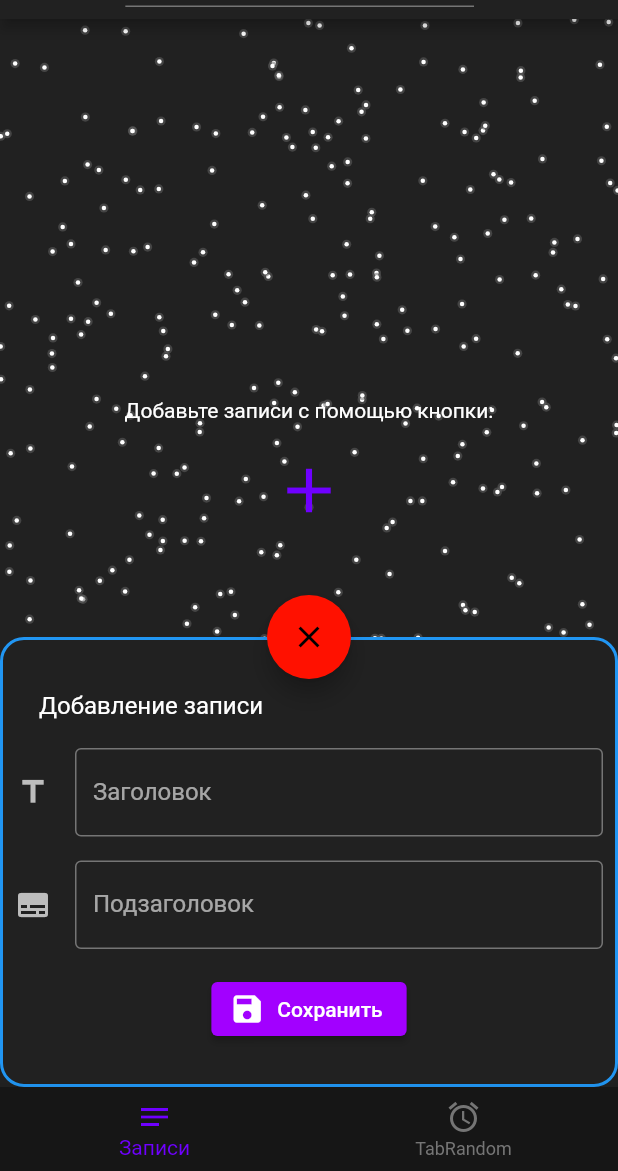
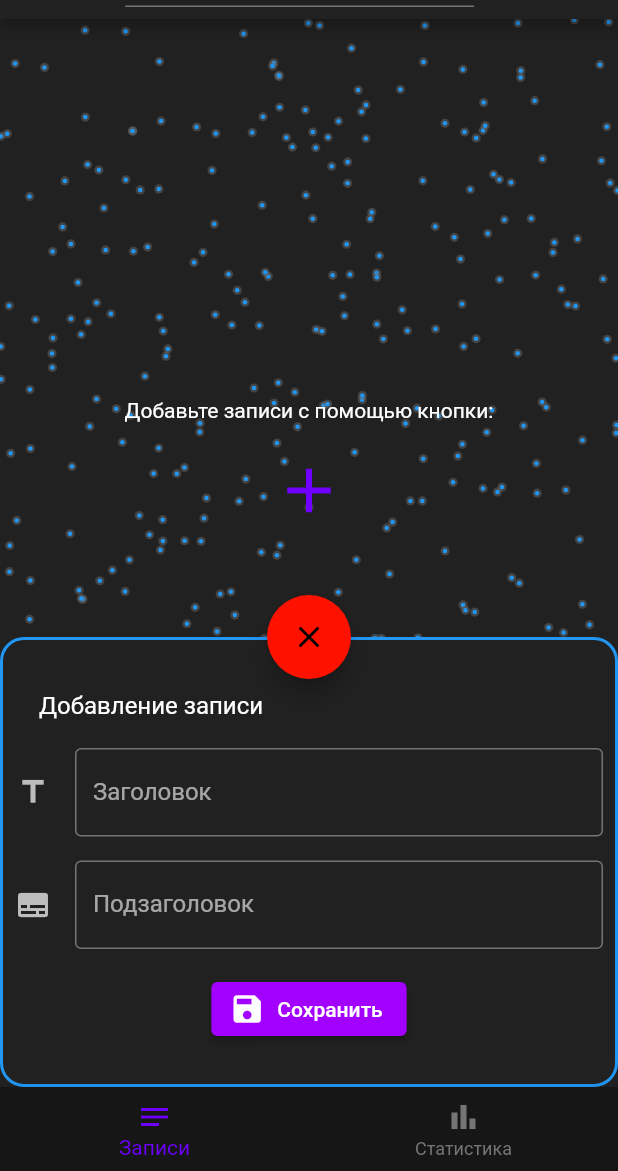
Before and after one commit to AntonPrNone/RecordsPlus, a Flutter app: the HomePage screen opened by its route, after a tap on the "add" icon, on a phone screen of 412 x 824 dp, the part 65-1236 px from its top. Run offline on Flutter 3.47's test engine with Material 2 defaults, Android fonts, the phone set to English and light mode, and no system bars; drawn by our look-alikes of animated_text_kit; our stand-ins replace cloud_firestore, firebase_auth, firebase_core, fluttertoast; accounts and stored records are empty.

Commit message:
Откат провайдеров, косметические улучшения и создания страницы статистики

```diff
--- a/lib/Screens/HomePage.dart
+++ b/lib/Screens/HomePage.dart
@@ -3,6 +3,7 @@ import 'dart:math';
 import 'package:flutter/material.dart';
 import 'package:animated_text_kit/animated_text_kit.dart';
 import 'package:intl/intl.dart';
+import 'package:records_plus/Screens/StatisticPage.dart';
 import '../RandomPointsPainter.dart';
 import 'AuthPage.dart';
 import '/Services/AuthService.dart';
@@ -78,7 +79,7 @@ class HomePageState extends State<HomePage>
       backgroundColor: Colors.grey[900],
       body: Stack(children: [
         RandomPointsPainter(
-          color: Colors.white,
+          color: Colors.blue,
         ),
         PageView(
           controller: _pageController,
@@ -148,7 +149,7 @@ class HomePageState extends State<HomePage>
                           child: Icon(Icons.delete, color: Colors.white),
                         ),
                         child: Card(
-                          color: Color.fromARGB(255, 30, 30, 30),
+                          color: Color.fromARGB(255, 26, 26, 26),
                           margin: const EdgeInsets.all(10.0),
                           shape: RoundedRectangleBorder(
                             borderRadius: BorderRadius.circular(10.0),
@@ -161,7 +162,7 @@ class HomePageState extends State<HomePage>
                             leading: CircleAvatar(
                               backgroundColor: Colors.grey[800],
                               child: Text(
-                                (index + 1).toString(),
+                                '#${index + 1}',
                                 style: TextStyle(
                                     color: Colors.lightBlue,
                                     fontWeight: FontWeight.bold),
@@ -244,33 +245,7 @@ class HomePageState extends State<HomePage>
                       );
                     },
                   ),
-            Container(
-              padding: EdgeInsets.all(10.0),
-              child: GridView.count(
-                crossAxisCount: 4,
-                children: List.generate(_apps.length, (index) {
-                  Color color =
-                      Color((Random().nextDouble() * 0xFFFFFF).toInt())
-                          .withOpacity(1.0);
-                  return Center(
-                    child: Column(
-                      mainAxisSize: MainAxisSize.min,
-                      children: [
-                        Icon(
-                          _apps[index].icon,
-                          color: color,
-                        ),
-                        SizedBox(height: 3),
-                        Text(
-                          _apps[index].name,
-                          style: TextStyle(color: color),
-                        ),
-                      ],
-                    ),
-                  );
-                }),
-              ),
-            ),
+            StatisticPage()
           ],
           onPageChanged: (int index) {
             setState(() {
@@ -328,7 +303,7 @@ class HomePageState extends State<HomePage>
             child: Container(
               margin: EdgeInsets.only(left: 20, right: 10),
               child: Text(
-                'Home',
+                _currentTabIndex == 0 ? 'Home' : 'Stats ',
                 style: TextStyle(fontSize: 20, fontWeight: FontWeight.bold),
               ),
             ),
@@ -439,7 +414,7 @@ class HomePageState extends State<HomePage>
     // Нижняя панель-меню
     const BottomNavigationBarItem(
         icon: Icon(Icons.notes_outlined), label: 'Записи'),
-    const BottomNavigationBarItem(icon: Icon(Icons.alarm), label: 'TabRandom'),
+    const BottomNavigationBarItem(icon: Icon(Icons.bar_chart), label: 'Статистика'),
   ];
 
   Future<void> loadTitlesAndSubtitles() async {
--- /dev/null
+++ b/lib/Screens/StatisticPage.dart
@@ -0,0 +1,261 @@
+// ignore_for_file: use_key_in_widget_constructors, prefer_const_constructors_in_immutables, prefer_const_constructors, file_names, prefer_const_literals_to_create_immutables
+
+import 'package:cloud_firestore/cloud_firestore.dart';
+import 'package:firebase_auth/firebase_auth.dart';
+import 'package:flutter/material.dart';
+import 'package:intl/intl.dart';
+import 'package:records_plus/Services/UserService.dart';
+
+class StatisticPage extends StatelessWidget {
+  @override
+  Widget build(BuildContext context) {
+    return Padding(
+      padding: const EdgeInsets.all(16.0),
+      child: Column(
+        crossAxisAlignment: CrossAxisAlignment.start,
+        children: [
+          Text(
+            'Email пользователя: ${FirebaseAuth.instance.currentUser!.email}', // Отображение email пользователя
+            style: TextStyle(
+              fontWeight: FontWeight.bold,
+              fontSize: 18,
+              color: Colors.white,
+            ),
+          ),
+          const SizedBox(height: 10),
+          Text(
+            'Дата регистрации: ${FirebaseAuth.instance.currentUser?.metadata.creationTime != null ? DateFormat('yyyy-MM-dd HH:mm:ss').format(FirebaseAuth.instance.currentUser!.metadata.creationTime!.toLocal()) : "Неизвестно"}', // Отображение даты регистрации
+            style: TextStyle(
+              fontWeight: FontWeight.bold,
+              fontSize: 18,
+              color: Colors.white,
+            ),
+          ),
+          const SizedBox(height: 20),
+          // Количество записей
+          FutureBuilder<int>(
+            future: UserService().getRecordCount(),
+            builder: (context, snapshot) {
+              if (snapshot.connectionState == ConnectionState.waiting) {
+                return const CircularProgressIndicator();
+              } else if (snapshot.hasError) {
+                return Text(
+                  'Ошибка: ${snapshot.error}',
+                  style: TextStyle(fontSize: 18, color: Colors.white),
+                );
+              } else {
+                final recordCount = snapshot.data ?? 0;
+                return StatisticWidget(
+                  title: 'Количество записей:',
+                  value: recordCount.toString(),
+                );
+              }
+            },
+          ),
+          const SizedBox(height: 20),
+
+          // Средняя длина заголовка
+          FutureBuilder<double>(
+            future: UserService().getAverageTitleLength(),
+            builder: (context, snapshot) {
+              if (snapshot.connectionState == ConnectionState.waiting) {
+                return const CircularProgressIndicator();
+              } else if (snapshot.hasError) {
+                return Text(
+                  'Ошибка: ${snapshot.error}',
+                  style: TextStyle(fontSize: 18, color: Colors.white),
+                );
+              } else {
+                final averageTitleLength = snapshot.data ?? 0.0;
+                return StatisticWidget(
+                  title: 'Средняя длина заголовка:',
+                  value: averageTitleLength.toStringAsFixed(2),
+                );
+              }
+            },
+          ),
+          const SizedBox(height: 20),
+
+          // Средняя длина подзаголовка
+          FutureBuilder<double>(
+            future: UserService().getAverageSubtitleLength(),
+            builder: (context, snapshot) {
+              if (snapshot.connectionState == ConnectionState.waiting) {
+                return const CircularProgressIndicator();
+              } else if (snapshot.hasError) {
+                return Text(
+                  'Ошибка: ${snapshot.error}',
+                  style: TextStyle(fontSize: 18, color: Colors.white),
+                );
+              } else {
+                final averageSubtitleLength = snapshot.data ?? 0.0;
+                return StatisticWidget(
+                  title: 'Средняя длина подзаголовка:',
+                  value: averageSubtitleLength.toStringAsFixed(2),
+                );
+              }
+            },
+          ),
+          const SizedBox(height: 20),
+
+          // Часто используемые ключевые слова
+          FutureBuilder<Map<String, int>>(
+            future: UserService().getKeywordCounts(),
+            builder: (context, snapshot) {
+              if (snapshot.connectionState == ConnectionState.waiting) {
+                return CircularProgressIndicator();
+              } else if (snapshot.hasError) {
+                return Text(
+                  'Ошибка: ${snapshot.error}',
+                  style: TextStyle(fontSize: 18, color: Colors.white),
+                );
+              } else {
+                final keywordCountMap = snapshot.data ?? {};
+                final frequentKeywords = keywordCountMap.keys.toList();
+                frequentKeywords.sort((a, b) =>
+                    keywordCountMap[b]!.compareTo(keywordCountMap[a]!));
+                if (frequentKeywords.isNotEmpty) {
+                  return StatisticListWidget(
+                    title: 'Часто используемые ключевые слова:',
+                    keywords: frequentKeywords,
+                    keywordCountMap: keywordCountMap,
+                  );
+                } else {
+                  return const Text('Нет данных',
+                      style: TextStyle(fontSize: 18, color: Colors.white));
+                }
+              }
+            },
+          ),
+        ],
+      ),
+    );
+  }
+}
+
+class StatisticWidget extends StatelessWidget {
+  final String title;
+  final String value;
+
+  StatisticWidget({required this.title, required this.value});
+
+  @override
+  Widget build(BuildContext context) {
+    return Column(
+      crossAxisAlignment: CrossAxisAlignment.start,
+      children: [
+        Text(
+          title,
+          style: TextStyle(
+            fontSize: 18,
+            fontWeight: FontWeight.bold,
+            color: Colors.green,
+            shadows: <Shadow>[
+              Shadow(
+                color: Colors.black,
+                blurRadius: 3,
+                offset: Offset(2, 2),
+              ),
+            ],
+          ),
+        ),
+        Text(
+          value,
+          style: TextStyle(
+            fontSize: 24,
+            color: Colors.white,
+            shadows: <Shadow>[
+              Shadow(
+                color: Colors.black,
+                blurRadius: 3,
+                offset: Offset(2, 2),
+              ),
+            ],
+          ),
+        ),
+      ],
+    );
+  }
+}
+
+class StatisticListWidget extends StatelessWidget {
+  final String title;
+  final List<String> keywords;
+  final Map<String, int> keywordCountMap;
+
+  StatisticListWidget(
+      {required this.title,
+      required this.keywords,
+      required this.keywordCountMap});
+
+  @override
+  Widget build(BuildContext context) {
+    return Column(
+      crossAxisAlignment: CrossAxisAlignment.start,
+      children: [
+        Text(
+          title,
+          style: TextStyle(
+            fontSize: 18,
+            fontWeight: FontWeight.bold,
+            color: Colors.green,
+            shadows: <Shadow>[
+              Shadow(
+                color: Colors.black,
+                blurRadius: 3,
+                offset: Offset(2, 2),
+              ),
+            ],
+          ),
+        ),
+        SizedBox(height: 8),
+        if (keywords.isNotEmpty)
+          Column(
+            crossAxisAlignment: CrossAxisAlignment.start,
+            children: keywords.map((keyword) {
+              final count = keywordCountMap[keyword] ?? 0;
+
+              // Разделяем текст на две части: слово и число
+              final parts = keyword.split(' ');
+              final word = parts[0]; // Слово
+              final rest =
+                  parts.sublist(1).join(' '); // Остальной текст (число)
+
+              return Row(
+                children: [
+                  Text(
+                    word,
+                    style: TextStyle(
+                      fontSize: 16,
+                      color: Colors.redAccent,
+                      shadows: <Shadow>[
+                        Shadow(
+                          color: Colors.black,
+                          blurRadius: 3,
+                          offset: Offset(2, 2),
+                        ),
+                      ],
+                    ),
+                  ),
+                  Text(
+                    ' $rest ($count)',
+                    style: TextStyle(
+                      fontSize: 16,
+                      color: Colors.grey,
+                      shadows: <Shadow>[
+                        Shadow(
+                          color: Colors.black,
+                          blurRadius: 3,
+                          offset: Offset(2, 2),
+                        ),
+                      ],
+                    ),
+                  ),
+                ],
+              );
+            }).toList(),
+          ),
+      ],
+    );
+  }
+}
--- a/lib/Services/UserService.dart
+++ b/lib/Services/UserService.dart
@@ -51,4 +51,94 @@ class UserService {
         .doc(recordId)
         .delete();
   }
+
+  Future<int> getRecordCount() async {
+    // Возвращает количество записей пользователя
+    List<DocumentSnapshot> records = await getAllRecords();
+    return records.length;
+  }
+
+  Future<double> getAverageTitleLength() async {
+    // Возвращает среднюю длину заголовков записей пользователя
+    List<DocumentSnapshot> records = await getAllRecords();
+    if (records.isEmpty) {
+      return 0.0;
+    }
+
+    double totalTitleLength = 0;
+    for (DocumentSnapshot record in records) {
+      String title = record['Title'] ?? '';
+      totalTitleLength += title.length;
+    }
+
+    return totalTitleLength / records.length;
+  }
+
+  Future<double> getAverageSubtitleLength() async {
+    // Возвращает среднюю длину подзаголовков записей пользователя
+    List<DocumentSnapshot> records = await getAllRecords();
+    if (records.isEmpty) {
+      return 0.0;
+    }
+
+    double totalSubtitleLength = 0;
+    for (DocumentSnapshot record in records) {
+      String subtitle = record['Subtitle'] ?? '';
+      totalSubtitleLength += subtitle.length;
+    }
+
+    return totalSubtitleLength / records.length;
+  }
+
+  Future<List<String>> getFrequentKeywords() async {
+    // Возвращает наиболее часто используемые ключевые слова из заголовков и подзаголовков
+    List<DocumentSnapshot> records = await getAllRecords();
+    Map<String, int> keywordCountMap = {};
+
+    for (DocumentSnapshot record in records) {
+      // Рассматриваем как заголовок, так и подзаголовок
+      String title = record['Title'] ?? '';
+      String subtitle = record['Subtitle'] ?? '';
+
+      // Объединяем заголовок и подзаголовок
+      String combinedText = '$title $subtitle';
+
+      // Разделяем объединенный текст на слова
+      List<String> keywords = combinedText.split(' ');
+
+      for (String keyword in keywords) {
+        keywordCountMap[keyword] = (keywordCountMap[keyword] ?? 0) + 1;
+      }
+    }
+
+    // Сортируем ключевые слова по частоте использования
+    List<String> frequentKeywords = keywordCountMap.keys.toList();
+    frequentKeywords
+        .sort((a, b) => keywordCountMap[b]!.compareTo(keywordCountMap[a]!));
+
+    // Ограничиваем список наиболее часто используемых ключевых слов, например, 10 словами
+    if (frequentKeywords.length > 10) {
+      frequentKeywords = frequentKeywords.sublist(0, 10);
+    }
+
+    return frequentKeywords;
+  }
+
+  Future<Map<String, int>> getKeywordCounts() async {
+    List<DocumentSnapshot> records = await getAllRecords();
+    Map<String, int> keywordCountMap = {};
+
+    for (DocumentSnapshot record in records) {
+      String title = record['Title'] ?? '';
+      String subtitle = record['Subtitle'] ?? '';
+      String combinedText = '$title $subtitle';
+      List<String> keywords = combinedText.split(' ');
+
+      for (String keyword in keywords) {
+        keywordCountMap[keyword] = (keywordCountMap[keyword] ?? 0) + 1;
+      }
+    }
+
+    return keywordCountMap;
+  }
 }
```
